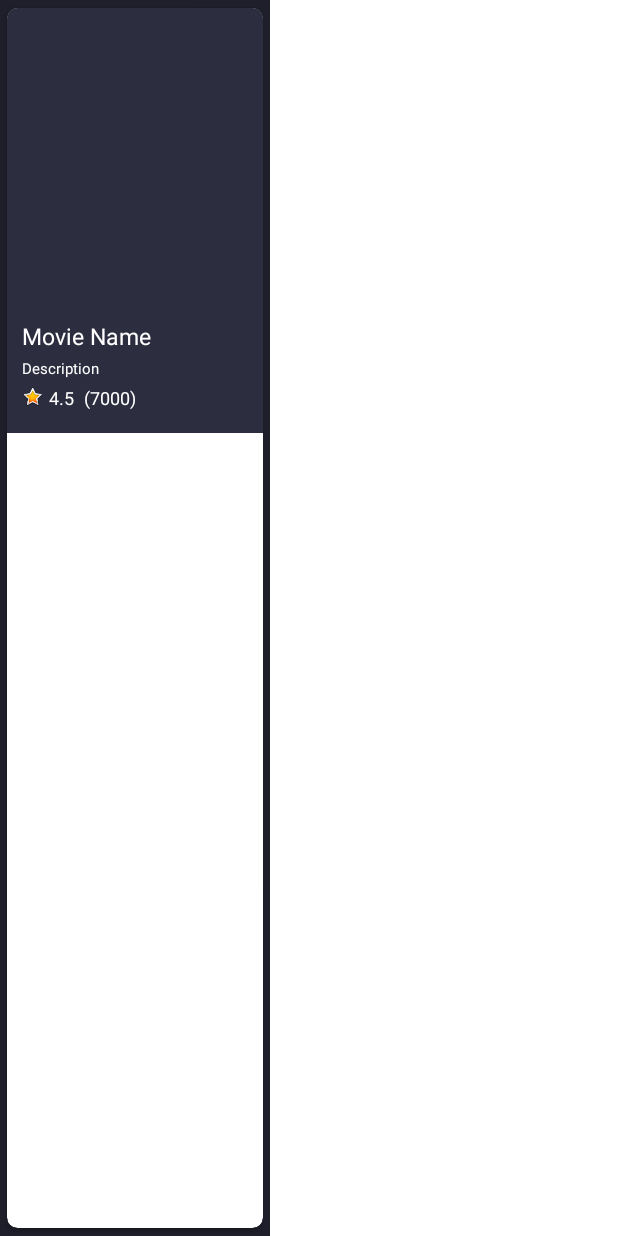
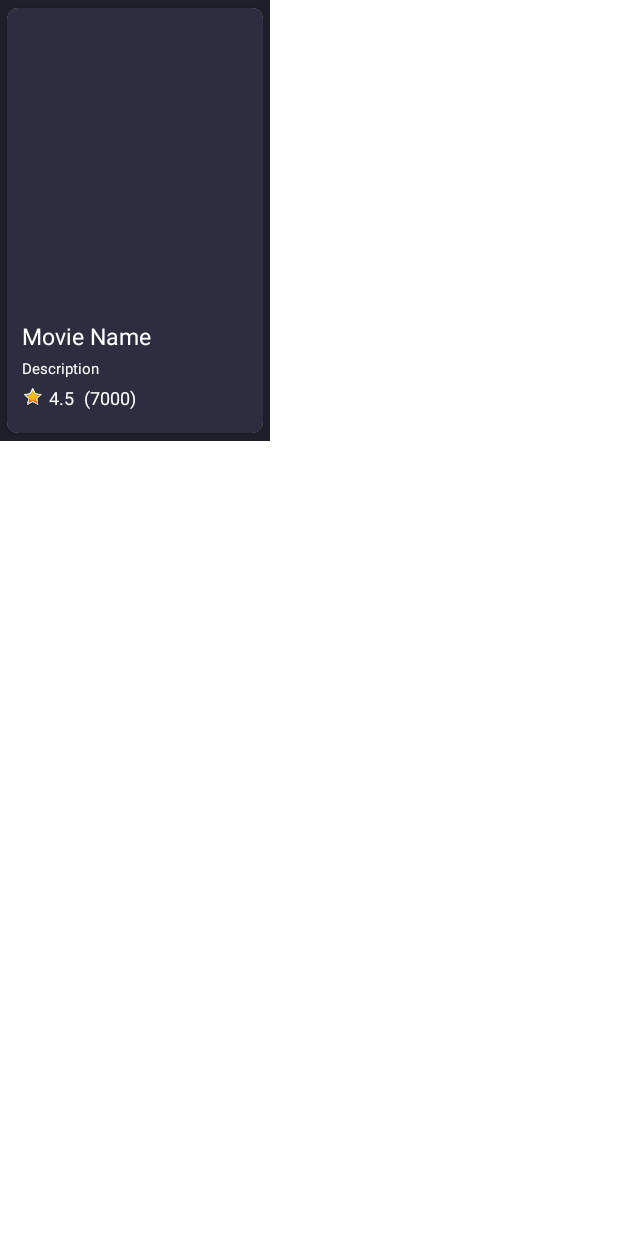
Before and after one commit to ahmedfouad311/movies-app-android, an Android app: the layout popular_item.xml on its own in the app's theme, with its tools: preview values and no code run, on a phone screen of 412 x 824 dp. Run offline under Robolectric (Android 15) with nearby library versions, the phone set to English and light mode, and no system bars.

Commit message:
fixing popular data not rendering (backdrop_path nullable)

```diff
--- a/app/build.gradle
+++ b/app/build.gradle
@@ -50,6 +50,8 @@ dependencies {
     androidTestImplementation 'androidx.test.ext:junit:1.1.4'
     androidTestImplementation 'androidx.test.espresso:espresso-core:3.5.0'
 
+    implementation("com.squareup.okhttp3:logging-interceptor:4.10.0")
+
     // Recycler View
     implementation("androidx.recyclerview:recyclerview:1.2.1")
     implementation("androidx.recyclerview:recyclerview-selection:1.1.0")
--- a/app/src/main/java/com/example/moviesapp/data/models/PopularResponse.kt
+++ b/app/src/main/java/com/example/moviesapp/data/models/PopularResponse.kt
@@ -12,7 +12,7 @@ data class PopularResponse(
     @JsonClass(generateAdapter = true)
     data class Result(
         val adult: Boolean,
-        val backdrop_path: String,
+        val backdrop_path: String?,
         val genre_ids: List<Int>,
         val id: Int,
         val original_language: String,
--- a/app/src/main/res/layout/popular_item.xml
+++ b/app/src/main/res/layout/popular_item.xml
@@ -2,12 +2,12 @@
 <androidx.constraintlayout.widget.ConstraintLayout xmlns:android="http://schemas.android.com/apk/res/android"
     xmlns:app="http://schemas.android.com/apk/res-auto"
     android:layout_width="wrap_content"
-    android:layout_height="match_parent"
+    android:layout_height="wrap_content"
     android:background="@color/main_background_color">
 
     <androidx.cardview.widget.CardView
         android:layout_width="180dp"
-        android:layout_height="match_parent"
+        android:layout_height="wrap_content"
         app:layout_constraintTop_toTopOf="parent"
         app:layout_constraintBottom_toBottomOf="parent"
         app:layout_constraintEnd_toEndOf="parent"
```
Also changed, not shown: app/src/main/java/com/example/moviesapp/di/ServiceModule.kt (+8 -1 lines), app/src/main/java/com/example/moviesapp/presentation/Fragments/MainFragment.kt (+11 -5 lines), app/src/main/java/com/example/moviesapp/presentation/viewModels/MainViewModel.kt (+2 -12 lines).
